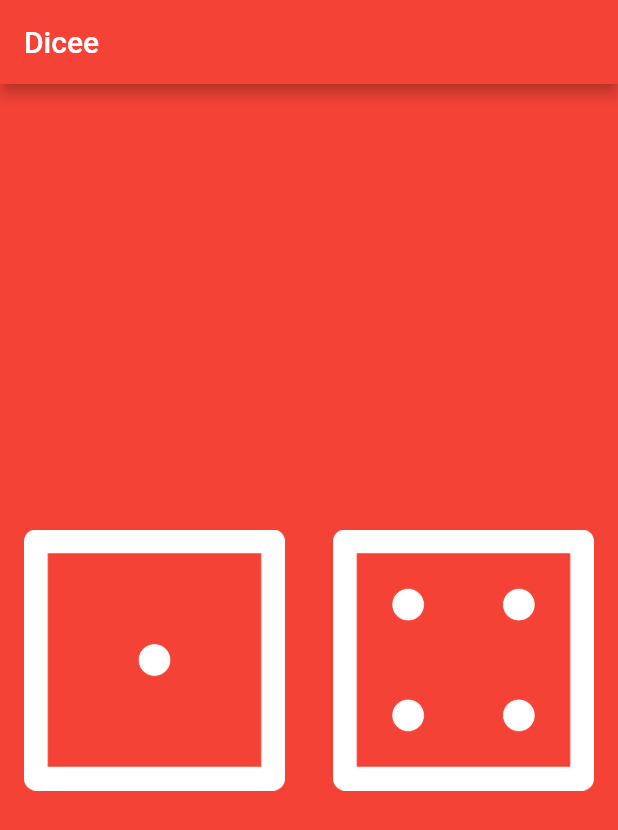
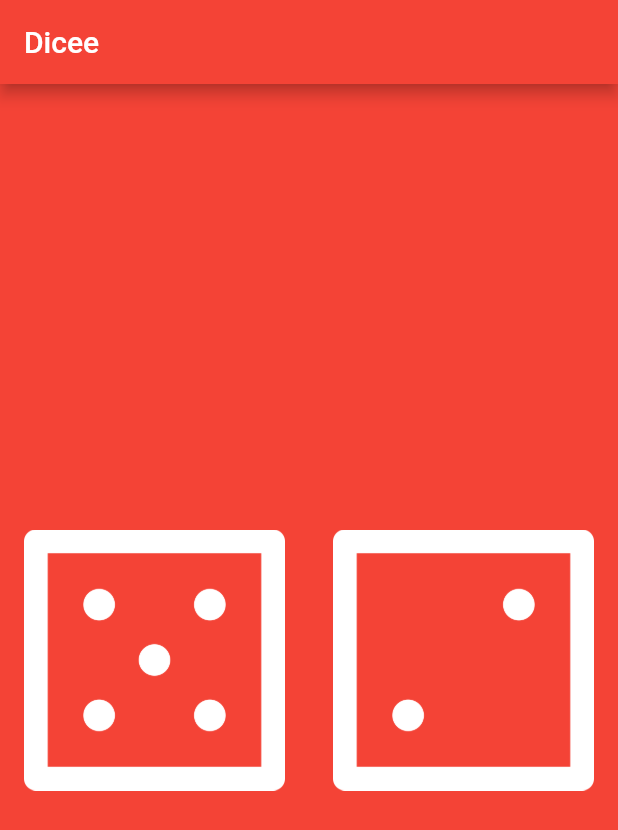
Before and after one commit to Flexxbo/Flutter_Wuerfel, a Flutter app: the screen it shows after launch, on a phone screen of 412 x 824 dp. Shown: the top 830 px of the screen. Run offline on Flutter 3.47's test engine with Material 2 defaults, Android fonts, the phone set to English and light mode, and no system bars.

```diff
--- a/lib/main.dart
+++ b/lib/main.dart
@@ -18,6 +18,9 @@ void main() {
 class DicePage extends StatelessWidget {
   @override
   Widget build(BuildContext context) {
+    var leftDice = 5;
+    var rightDice = 2;
+
     return Center(
       child: Row(
         children: <Widget>[
@@ -26,14 +29,14 @@ class DicePage extends StatelessWidget {
                 onPressed: () {
                   print("Pressed left button");
                 },
-                child: Image.asset("images/dice1.png")),
+                child: Image.asset("images/dice$leftDice.png")),
           ),
           Expanded(
             child: FlatButton(
               onPressed: () {
                 print("Pressed right button");
               },
-              child: Image.asset("images/dice4.png"),
+              child: Image.asset("images/dice$rightDice.png"),
             ),
           ),
         ],
```
